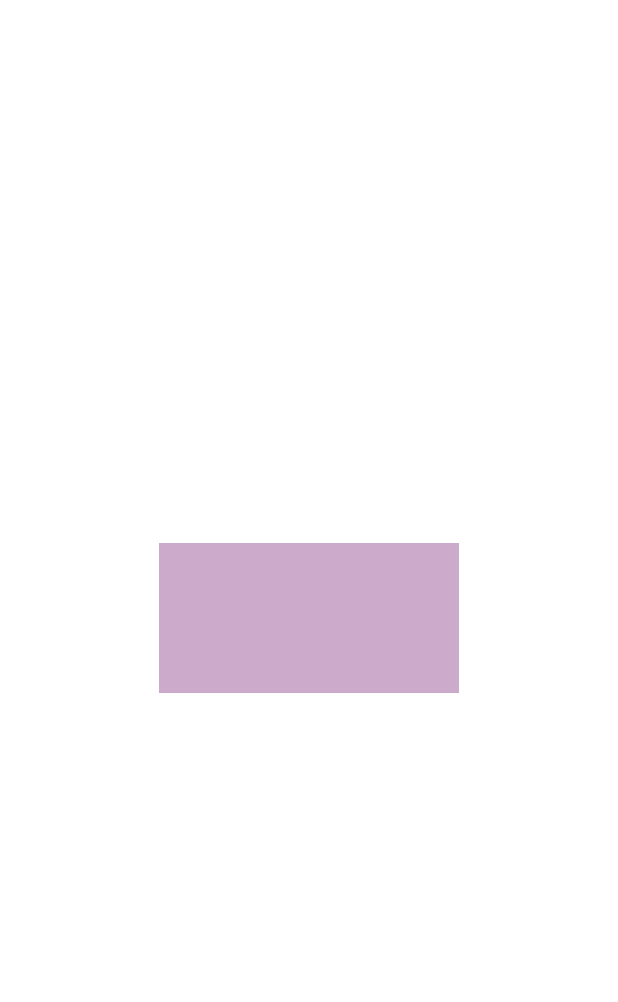
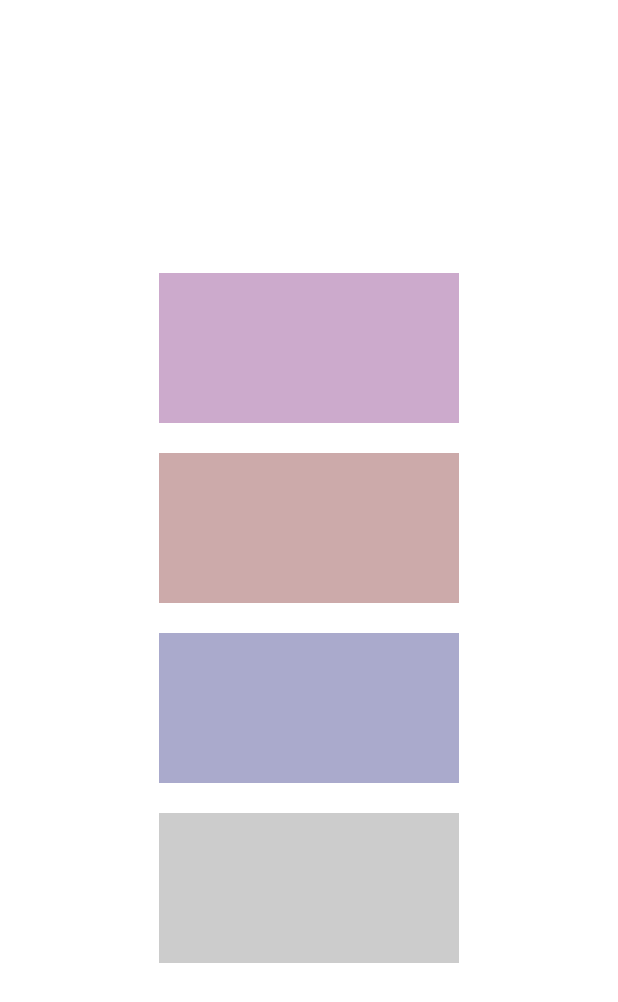
Before and after one commit to ZBL-Kiven/ZRefreshLayout, an Android app: the layout fg_second.xml on its own in the app's theme, with its tools: preview values and no code run, on a phone screen of 412 x 824 dp. Shown: the top 1002 px of the screen. Run offline under Robolectric (Android 15) with nearby library versions, the phone set to English and light mode, and no system bars.

Commit message:
update cus pop

```diff
--- a/app/build.gradle
+++ b/app/build.gradle
@@ -1,4 +1,5 @@
 apply plugin: 'com.android.application'
+apply plugin: 'kotlin-android'
 
 android {
     compileSdkVersion 29
@@ -22,4 +23,6 @@ dependencies {
     implementation 'com.google.android.material:material:1.1.0'
     implementation 'com.cc.android:conf:2.0.3'
     implementation 'androidx.constraintlayout:constraintlayout:2.0.4'
+    implementation "androidx.core:core-ktx:+"
+    implementation "org.jetbrains.kotlin:kotlin-stdlib-jdk7:$kotlin_version"
 }
--- a/app/src/main/AndroidManifest.xml
+++ b/app/src/main/AndroidManifest.xml
@@ -1,6 +1,8 @@
 <?xml version="1.0" encoding="utf-8"?>
 <manifest xmlns:android="http://schemas.android.com/apk/res/android"
     package="com.zj.test">
+
+    <uses-permission android:name="android.permission.SYSTEM_ALERT_WINDOW" />
 
     <application
         android:allowBackup="true"
--- a/app/src/main/res/layout/fg_second.xml
+++ b/app/src/main/res/layout/fg_second.xml
@@ -1,14 +1,36 @@
 <?xml version="1.0" encoding="utf-8"?>
-<FrameLayout xmlns:android="http://schemas.android.com/apk/res/android"
+<LinearLayout xmlns:android="http://schemas.android.com/apk/res/android"
     android:layout_width="match_parent"
     android:layout_height="match_parent"
-    android:background="#fff">
+    android:background="#fff"
+    android:gravity="center"
+    android:orientation="vertical">
 
     <TextView
         android:id="@+id/tv"
         android:layout_width="200dp"
         android:layout_height="100dp"
-        android:layout_gravity="center"
+        android:layout_marginBottom="20dp"
         android:background="#cac" />
 
-</FrameLayout>
+    <TextView
+        android:id="@+id/tv1"
+        android:layout_width="200dp"
+        android:layout_height="100dp"
+        android:layout_marginBottom="20dp"
+        android:background="#caa" />
+
+    <TextView
+        android:id="@+id/tv2"
+        android:layout_width="200dp"
+        android:layout_height="100dp"
+        android:layout_marginBottom="20dp"
+        android:background="#aac" />
+
+    <TextView
+        android:id="@+id/tv3"
+        android:layout_width="200dp"
+        android:layout_height="100dp"
+        android:background="#ccc" />
+
+</LinearLayout>
```
Also changed, not shown: app/src/main/java/com/zj/test/Frg2.java (deleted, +0 -103 lines), app/src/main/java/com/zj/test/Frg2.kt (added, +26 -0 lines), app/src/main/java/com/zj/test/MainActivity.java (deleted, +0 -22 lines), app/src/main/java/com/zj/test/MainActivity.kt (added, +17 -0 lines), app/src/main/java/com/zj/test/widget/UploadNotifyPop.kt (added, +266 -0 lines), app/src/main/res/layout/pop_view.xml (+7 -2 lines), views/src/main/java/com/zj/views/pop/CusPop.kt (+44 -14 lines), gradle/wrapper/gradle-wrapper.properties.
